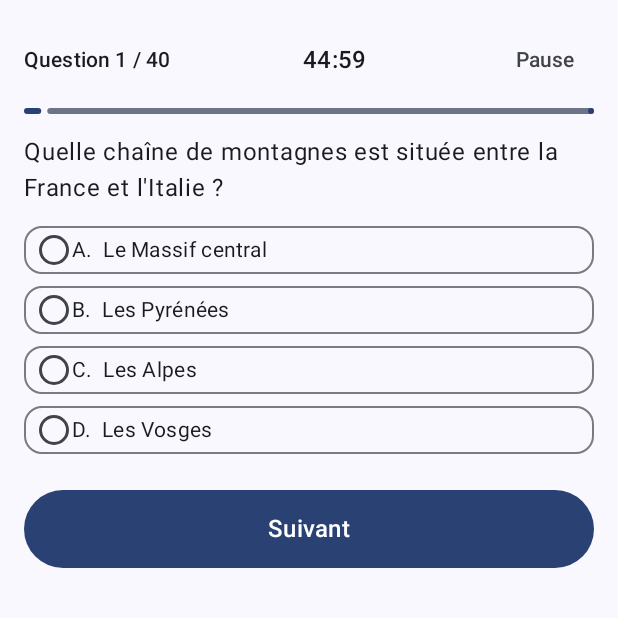
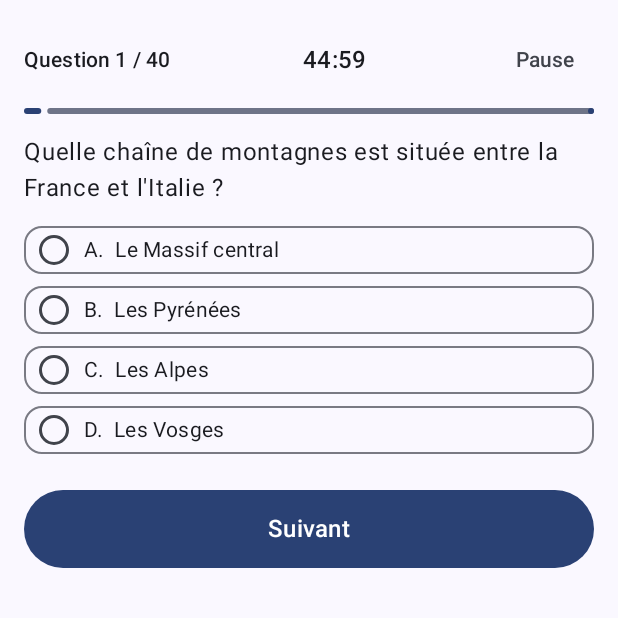
Before and after one commit to borisboiakki/QCM_France, an Android app built with Jetpack Compose: the screen it shows after launch (MainActivity), after a tap on an icon or button, on a phone screen of 412 x 824 dp, the top half of it. Run offline under Robolectric (Android 15) with nearby library versions, the phone set to English and light mode, and no system bars; our stand-ins replace Dagger/Hilt's generated code, Room's generated code; pictures from the network do not load.

Commit message:
style(ui): espace entre le bouton radio et le texte des options
8 dp entre le RadioButton et le libellé dans les lignes d'option de l'examen
et de l'entraînement — même écart que les options de thème des Paramètres,
toutes les lignes restent alignées.

Co-Authored-By: Claude Fable 5 <noreply@anthropic.com>
Claude-Session: https://claude.ai/code/session_01YUFjE4U26ygqGgW7cvYAhV

```diff
--- a/app/src/main/java/com/example/qcmfrance/ui/screen/QuizScreen.kt
+++ b/app/src/main/java/com/example/qcmfrance/ui/screen/QuizScreen.kt
@@ -203,7 +203,7 @@ private fun OptionRow(
             Text(
                 text = "$letter.  $text",
                 style = MaterialTheme.typography.bodyMedium,
-                modifier = Modifier.padding(end = 8.dp)
+                modifier = Modifier.padding(start = 8.dp, end = 8.dp)
             )
         }
     }
--- a/app/src/main/java/com/example/qcmfrance/ui/screen/TrainingScreen.kt
+++ b/app/src/main/java/com/example/qcmfrance/ui/screen/TrainingScreen.kt
@@ -258,7 +258,7 @@ private fun TrainingOptionRow(
                 text = "$letter.  $text",
                 style = MaterialTheme.typography.bodyMedium,
                 color = accent ?: MaterialTheme.colorScheme.onSurface,
-                modifier = Modifier.weight(1f).padding(end = 8.dp)
+                modifier = Modifier.weight(1f).padding(start = 8.dp, end = 8.dp)
             )
             if (revealed && isCorrectOption) {
                 Icon(
```
